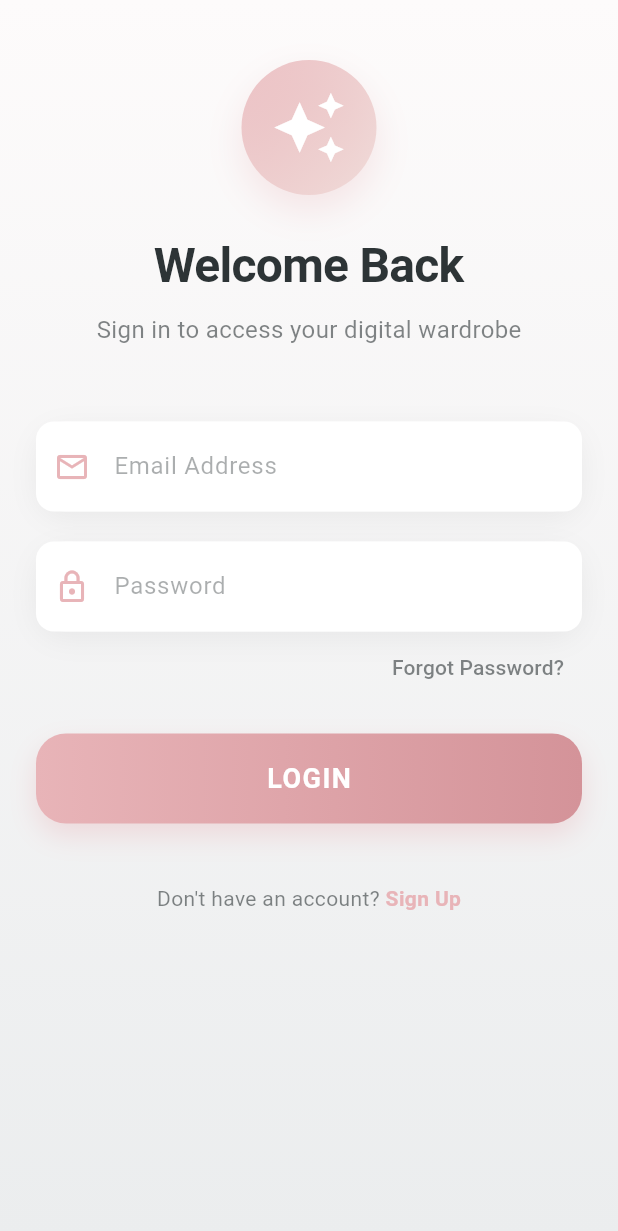
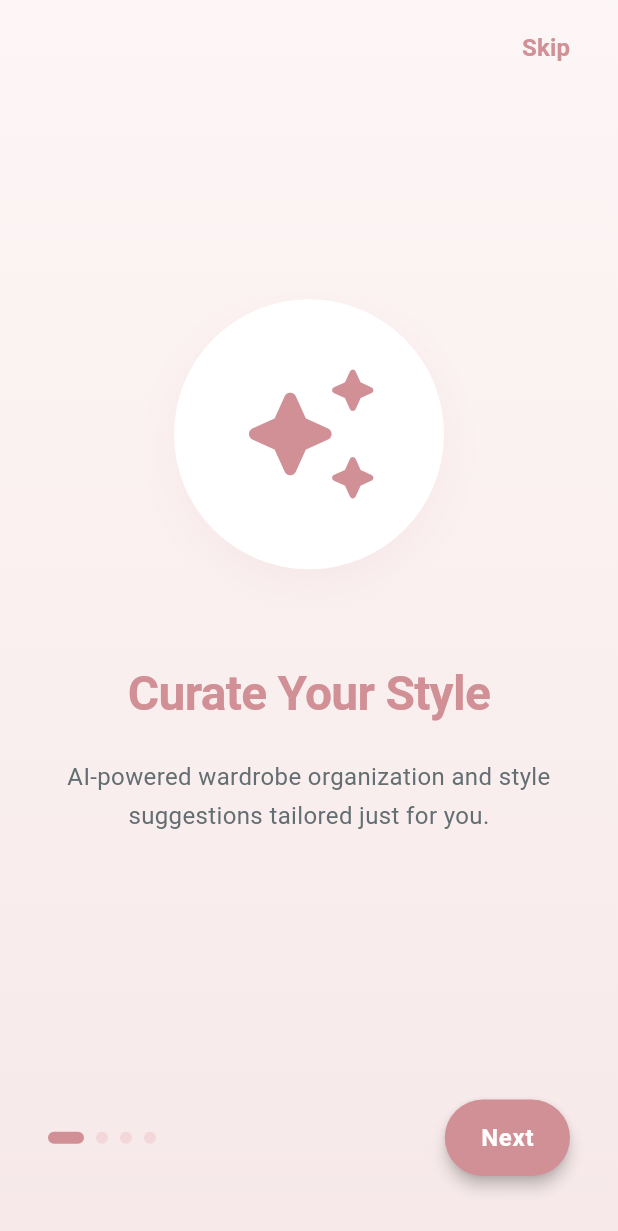
Before and after one commit to sedanuryavuz/veloura_ai, a Flutter app: the screen it shows after launch, on a phone screen of 412 x 824 dp. Shown: the top 1231 px of the screen. Run offline on Flutter 3.47's test engine with Material 3 defaults, Android fonts, the phone set to English and light mode, and no system bars; our stand-ins replace cached_network_image, flutter_dotenv, geolocator, google_generative_ai, image_picker, native_cutout and 3 more; missing offline and left inert: a package; accounts and stored records are empty; Roboto replaces fonts that are missing (Poppins).

Commit message:
Added permission handling for camera and gallery; implement onboarding flow with preferences management

```diff
--- /dev/null
+++ b/lib/core/services/preferences_service.dart
@@ -0,0 +1,47 @@
+import 'dart:convert';
+import 'dart:io';
+import 'package:path_provider/path_provider.dart';
+
+class PreferencesService {
+  PreferencesService._privateConstructor();
+  static final PreferencesService instance = PreferencesService._privateConstructor();
+
+  static const String _fileName = 'app_preferences.json';
+  Map<String, dynamic> _prefs = {};
+  bool _initialized = false;
+
+  Future<void> init() async {
+    if (_initialized) return;
+    try {
+      final file = await _getFile();
+      if (await file.exists()) {
+        final content = await file.readAsString();
+        if (content.isNotEmpty) {
+          _prefs = jsonDecode(content) as Map<String, dynamic>;
+        }
+      }
+      _initialized = true;
+    } catch (e) {
+      _initialized = true;
+    }
+  }
+
+  Future<File> _getFile() async {
+    final directory = await getApplicationDocumentsDirectory();
+    return File('${directory.path}/$_fileName');
+  }
+
+  bool getBool(String key, {bool defaultValue = false}) {
+    return _prefs[key] as bool? ?? defaultValue;
+  }
+
+  Future<void> setBool(String key, bool value) async {
+    _prefs[key] = value;
+    try {
+      final file = await _getFile();
+      await file.writeAsString(jsonEncode(_prefs));
+    } catch (_) {
+      // Ignored
+    }
+  }
+}
--- /dev/null
+++ b/lib/features/onboarding/presentation/pages/onboarding_page.dart
@@ -0,0 +1,232 @@
+import 'package:flutter/material.dart';
+import 'package:veloura_ai/app/theme/app_colors.dart';
+import 'package:veloura_ai/app/theme/app_text_styles.dart';
+import 'package:veloura_ai/core/services/preferences_service.dart';
+import 'package:veloura_ai/features/auth/presentation/pages/login_page.dart';
+
+class OnboardingPage extends StatefulWidget {
+  const OnboardingPage({super.key});
+
+  @override
+  State<OnboardingPage> createState() => _OnboardingPageState();
+}
+
+class _OnboardingPageState extends State<OnboardingPage> {
+  final PageController _pageController = PageController();
+  int _currentPage = 0;
+
+  final List<OnboardingStep> _steps = [
+    const OnboardingStep(
+      title: "Curate Your Style",
+      description: "AI-powered wardrobe organization and style suggestions tailored just for you.",
+      icon: Icons.auto_awesome_rounded,
+    ),
+    const OnboardingStep(
+      title: "Virtual Canvas",
+      description: "Mix and match tops, bottoms, shoes, and accessories on our interactive canvas to create the perfect look.",
+      icon: Icons.palette_outlined,
+    ),
+    const OnboardingStep(
+      title: "Weather Smart",
+      description: "Get real-time outfit suggestions matched specifically to the temperature and weather in your location.",
+      icon: Icons.wb_sunny_outlined,
+    ),
+    const OnboardingStep(
+      title: "AI Stylist Chat",
+      description: "Ask your virtual stylist anything! Get immediate styling advice, tips, and custom outfit combinations.",
+      icon: Icons.chat_bubble_outline_rounded,
+    ),
+  ];
+
+  Future<void> _completeOnboarding() async {
+    await PreferencesService.instance.setBool('onboarding_completed', true);
+    if (mounted) {
+      Navigator.pushReplacement(
+        context,
+        MaterialPageRoute(builder: (_) => const LoginPage()),
+      );
+    }
+  }
+
+  @override
+  Widget build(BuildContext context) {
+    final isLastPage = _currentPage == _steps.length - 1;
+
+    return Scaffold(
+      backgroundColor: AppColors.background,
+      body: Stack(
+        children: [
+          // Background Gradient
+          Container(
+            decoration: const BoxDecoration(
+              gradient: LinearGradient(
+                colors: AppColors.backgroundGradient,
+                begin: Alignment.topCenter,
+                end: Alignment.bottomCenter,
+              ),
+            ),
+          ),
+
+          // Onboarding Page Contents
+          SafeArea(
+            child: Column(
+              children: [
+                // Top Action Bar
+                Align(
+                  alignment: Alignment.topRight,
+                  child: Padding(
+                    padding: const EdgeInsets.symmetric(horizontal: 16.0, vertical: 8.0),
+                    child: TextButton(
+                      onPressed: _completeOnboarding,
+                      child: Text(
+                        "Skip",
+                        style: AppTextStyles.bodyLarge.copyWith(
+                          color: AppColors.primaryDark,
+                          fontWeight: FontWeight.bold,
+                        ),
+                      ),
+                    ),
+                  ),
+                ),
+
+                // PageView
+                Expanded(
+                  child: PageView.builder(
+                    controller: _pageController,
+                    itemCount: _steps.length,
+                    onPageChanged: (int index) {
+                      setState(() {
+                        _currentPage = index;
+                      });
+                    },
+                    itemBuilder: (context, index) {
+                      final step = _steps[index];
+                      return Padding(
+                        padding: const EdgeInsets.symmetric(horizontal: 40.0),
+                        child: Column(
+                          mainAxisAlignment: MainAxisAlignment.center,
+                          children: [
+                            // Icon Container
+                            Container(
+                              padding: const EdgeInsets.all(40),
+                              decoration: BoxDecoration(
+                                color: Colors.white,
+                                shape: BoxShape.circle,
+                                boxShadow: [
+                                  BoxShadow(
+                                    color: AppColors.primary.withOpacity(0.15),
+                                    blurRadius: 24,
+                                    offset: const Offset(0, 8),
+                                  ),
+                                ],
+                              ),
+                              child: Icon(
+                                step.icon,
+                                size: 100,
+                                color: AppColors.primaryDark,
+                              ),
+                            ),
+                            const SizedBox(height: 60),
+
+                            // Title
+                            Text(
+                              step.title,
+                              style: AppTextStyles.h1.copyWith(
+                                color: AppColors.primaryDark,
+                                fontSize: 32,
+                              ),
+                              textAlign: TextAlign.center,
+                            ),
+                            const SizedBox(height: 20),
+
+                            // Description
+                            Text(
+                              step.description,
+                              style: AppTextStyles.bodyLarge.copyWith(
+                                color: AppColors.textSecondary,
+                                height: 1.6,
+                                fontWeight: FontWeight.normal,
+                              ),
+                              textAlign: TextAlign.center,
+                            ),
+                          ],
+                        ),
+                      );
+                    },
+                  ),
+                ),
+
+                // Bottom Control Section
+                Padding(
+                  padding: const EdgeInsets.symmetric(horizontal: 32.0, vertical: 40.0),
+                  child: Row(
+                    mainAxisAlignment: MainAxisAlignment.spaceBetween,
+                    children: [
+                      // Dots Indicator
+                      Row(
+                        children: List.generate(
+                          _steps.length,
+                          (index) => AnimatedContainer(
+                            duration: const Duration(milliseconds: 300),
+                            margin: const EdgeInsets.only(right: 8),
+                            height: 8,
+                            width: _currentPage == index ? 24 : 8,
+                            decoration: BoxDecoration(
+                              color: _currentPage == index
+                                  ? AppColors.primaryDark
+                                  : AppColors.primaryLight,
+                              borderRadius: BorderRadius.circular(4),
+                            ),
+                          ),
+                        ),
+                      ),
+
+                      // Next/Get Started Button
+                      ElevatedButton(
+                        onPressed: () {
+                          if (isLastPage) {
+                            _completeOnboarding();
+                          } else {
+                            _pageController.nextPage(
+                              duration: const Duration(milliseconds: 300),
+                              curve: Curves.easeInOut,
+                            );
+                          }
+                        },
+                        style: ElevatedButton.styleFrom(
+                          backgroundColor: AppColors.primaryDark,
+                          foregroundColor: Colors.white,
+                          padding: const EdgeInsets.symmetric(horizontal: 24, vertical: 16),
+                          shape: RoundedRectangleBorder(
+                            borderRadius: BorderRadius.circular(30),
+                          ),
+                          elevation: 4,
+                        ),
+                        child: Text(
+                          isLastPage ? "Get Started" : "Next",
+                          style: AppTextStyles.button,
+                        ),
+                      ),
+                    ],
+                  ),
+                ),
+              ],
+            ),
+          ),
+        ],
+      ),
+    );
+  }
+}
+
+class OnboardingStep {
+  final String title;
+  final String description;
+  final IconData icon;
+
+  const OnboardingStep({
+    required this.title,
+    required this.description,
+    required this.icon,
+  });
+}
--- a/pubspec.yaml
+++ b/pubspec.yaml
@@ -46,6 +46,7 @@ dependencies:
   native_cutout: ^0.1.0
   http: ^1.6.0
   geolocator: ^14.0.2
+  permission_handler: ^11.3.1
 
 dev_dependencies:
   flutter_test:
```
Also changed, not shown: lib/core/services/permission_service.dart (added, +124 -0 lines), lib/features/auth/presentation/pages/splash_page.dart (+22 -1 lines), lib/features/outfit/presentation/widgets/outfit_loading.dart (+14 -7 lines), lib/features/wardrobe/presentation/pages/clothing_form_page.dart (+13 -1 lines), pubspec.lock, 5 other files.
